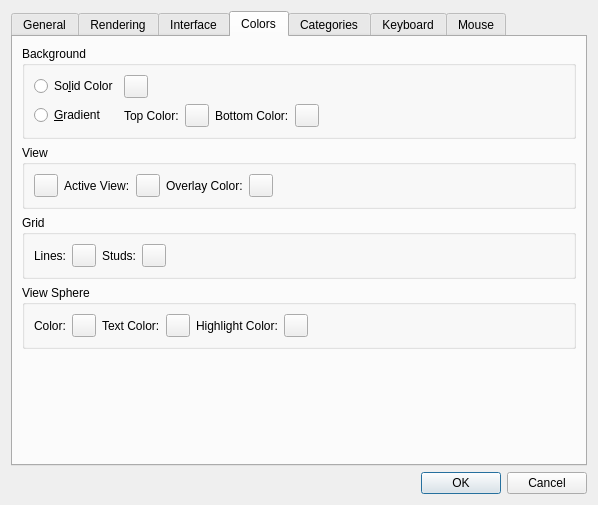
This is qt/lc_qpreferencesdialog.ui in leozide/leocad as Qt 5 draws it before an edit. The edited form follows.
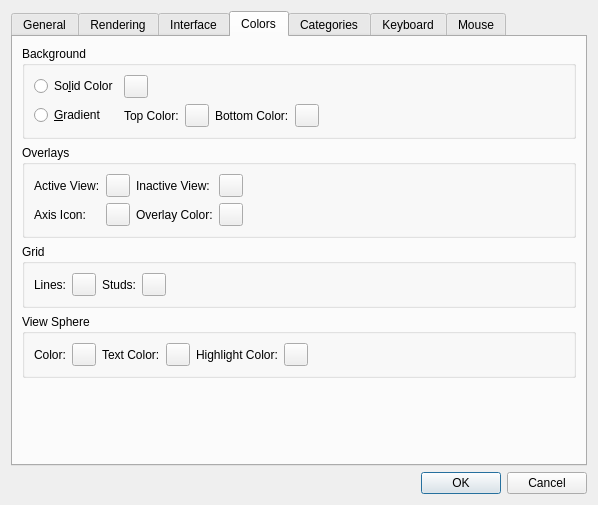
This is the edited form. The open tabs and pages were chosen to show the change. Icons and pictures are not drawn.

Commit message: Configurable inactive view color.

Diff of the .ui file:
```diff
--- a/qt/lc_qpreferencesdialog.ui
+++ b/qt/lc_qpreferencesdialog.ui
@@ -1002,57 +1002,78 @@
        <item>
         <widget class="QGroupBox" name="groupBox_8">
          <property name="title">
-          <string>View</string>
+          <string>Overlays</string>
          </property>
-         <layout class="QHBoxLayout" name="horizontalLayout_8">
-          <item>
+         <layout class="QGridLayout" name="gridLayout_8">
+          <item row="1" column="3">
+           <widget class="QToolButton" name="OverlayColorButton">
+            <property name="text">
+             <string/>
+            </property>
+           </widget>
+          </item>
+          <item row="1" column="0">
+           <widget class="QLabel" name="label_31">
+            <property name="text">
+             <string>Axis Icon:</string>
+            </property>
+           </widget>
+          </item>
+          <item row="1" column="1">
            <widget class="QToolButton" name="AxesColorButton">
             <property name="text">
              <string/>
             </property>
            </widget>
           </item>
-          <item>
+          <item row="1" column="4">
+           <spacer name="horizontalSpacer_16">
+            <property name="orientation">
+             <enum>Qt::Horizontal</enum>
+            </property>
+            <property name="sizeHint" stdset="0">
+             <size>
+              <width>40</width>
+              <height>20</height>
+             </size>
+            </property>
+           </spacer>
+          </item>
+          <item row="1" column="2">
+           <widget class="QLabel" name="label_2">
+            <property name="text">
+             <string>Overlay Color:</string>
+            </property>
+           </widget>
+          </item>
+          <item row="0" column="0">
            <widget class="QLabel" name="label_6">
             <property name="text">
              <string>Active View:</string>
             </property>
            </widget>
           </item>
-          <item>
+          <item row="0" column="1">
            <widget class="QToolButton" name="ActiveViewColorButton">
             <property name="text">
              <string/>
             </property>
            </widget>
           </item>
-          <item>
-           <widget class="QLabel" name="label_2">
+          <item row="0" column="2">
+           <widget class="QLabel" name="label_32">
             <property name="text">
-             <string>Overlay Color:</string>
+             <string>Inactive View:</string>
             </property>
            </widget>
           </item>
-          <item>
-           <widget class="QToolButton" name="OverlayColorButton">
+          <item row="0" column="3">
+           <widget class="QToolButton" name="InactiveViewColorButton">
             <property name="text">
              <string/>
             </property>
            </widget>
           </item>
-          <item>
-           <spacer name="horizontalSpacer_15">
-            <property name="orientation">
-             <enum>Qt::Horizontal</enum>
-            </property>
-            <property name="sizeHint" stdset="0">
-             <size>
-              <width>40</width>
-              <height>20</height>
-             </size>
-            </property>
-           </spacer>
-          </item>
          </layout>
         </widget>
        </item>
```
Left out of the diff: 18 changed lines with no effect on the pictures. The commit also changes 1 other file.
